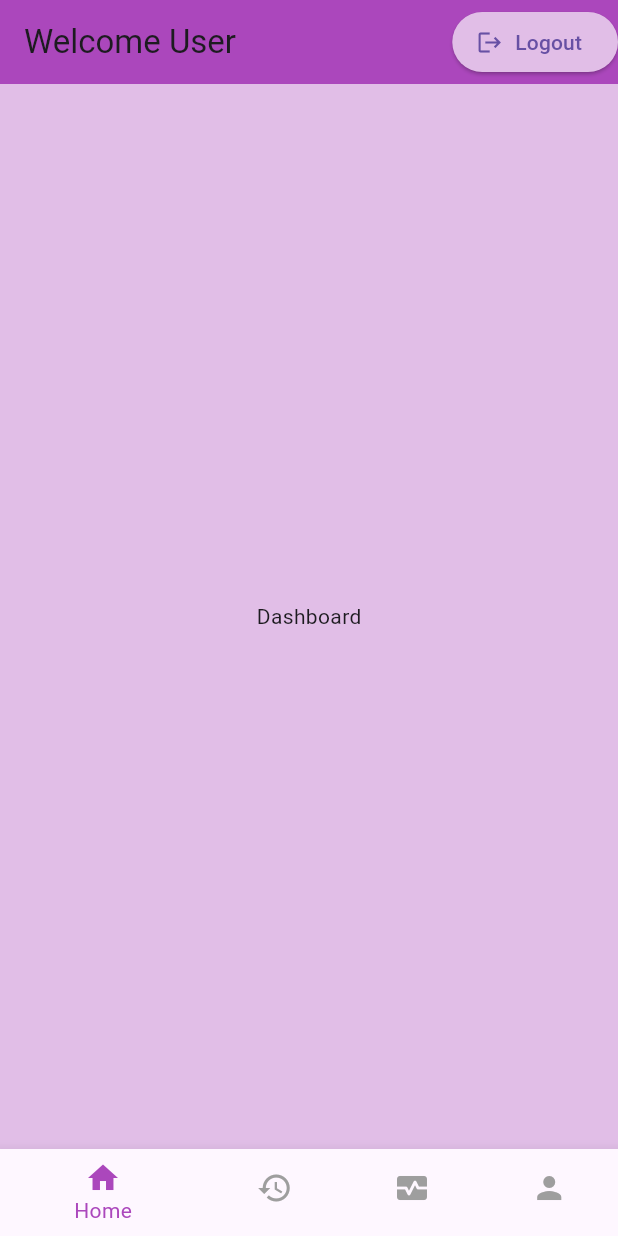
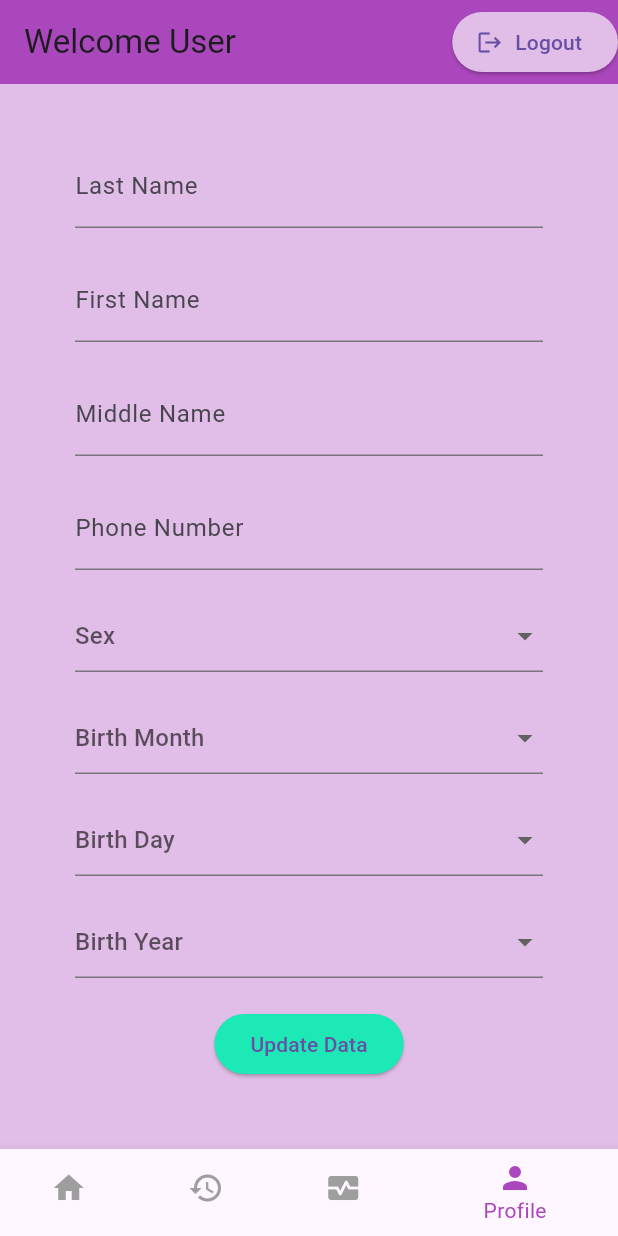
Before and after one commit to Reganexus/SOLACE, a Flutter app: the screen it shows once a user with an empty profile is signed in, on a phone screen of 412 x 824 dp. Run offline on Flutter 3.47's test engine with Material 3 defaults, Android fonts, the phone set to English and light mode, and no system bars; our stand-ins replace cloud_firestore, firebase_auth, firebase_core; accounts and stored records are empty.

Commit message:
User Personal Data Edit and Update to Firestore
- can now update user data and store to firestore
- admin user list view still now fixed

```diff
--- a/lib/main.dart
+++ b/lib/main.dart
@@ -1,4 +1,3 @@
-import 'package:firebase_auth/firebase_auth.dart';
 import 'package:provider/provider.dart';
 import 'package:solace/models/my_user.dart';
 import 'package:solace/screens/wrapper.dart';
--- a/lib/models/firestore_user.dart
+++ b/lib/models/firestore_user.dart
@@ -1,16 +1,16 @@
-class FirestoreUser {
+// class UserData {
 
-  final bool isAdmin;
-  final String? firstName;
-  final String? lastName;
-  final String? middleName;
-  final String email;
+//   final bool isAdmin;
+//   final String? firstName;
+//   final String? lastName;
+//   final String? middleName;
+//   final String email;
 
-  FirestoreUser({
-    required this.isAdmin,
-    this.lastName,
-    this.firstName,
-    this.middleName,
-    required this.email
-  });
-}
+//   UserData({
+//     required this.isAdmin,
+//     this.lastName,
+//     this.firstName,
+//     this.middleName,
+//     required this.email, required uid, required phoneNumber, required birthDay, required sex, required birthMonth, required birthYear
+//   });
+// }
--- a/lib/models/my_user.dart
+++ b/lib/models/my_user.dart
@@ -1,8 +1,33 @@
 class MyUser {
 
-  final String? uid;
-  bool isAdmin;
+  final String uid;
 
-  MyUser({ this.uid, required this.isAdmin });
+  MyUser({ required this.uid });
 
 }
+
+class UserData {
+  final bool isAdmin;
+  final String email;
+  final String? lastName;
+  final String? firstName;
+  final String? middleName;
+  final String? phoneNumber;
+  final String? sex;
+  final String? birthMonth;
+  final String? birthDay;
+  final String? birthYear;
+
+  UserData({
+    required this.isAdmin,
+    required this.email,
+    this.lastName,
+    this.firstName,
+    this.middleName,
+    this.phoneNumber,
+    this.sex,
+    this.birthMonth,
+    this.birthDay,
+    this.birthYear,
+  });
+}
--- a/lib/screens/admin/admin_home.dart
+++ b/lib/screens/admin/admin_home.dart
@@ -1,6 +1,6 @@
 import 'package:flutter/material.dart';
 import 'package:provider/provider.dart';
-import 'package:solace/models/firestore_user.dart';
+import 'package:solace/models/my_user.dart';
 import 'package:solace/screens/admin/admin_dashboard.dart';
 import 'package:solace/screens/admin/admin_settings.dart';
 import 'package:solace/screens/admin/user_list.dart';
@@ -36,7 +36,7 @@
 
   @override
   Widget build(BuildContext context) {
-    return StreamProvider<List<FirestoreUser>?>.value(
+    return StreamProvider<List<UserData>?>.value(
       catchError: (_,__) => null,
       initialData: [],
       value: DatabaseService().users,
--- a/lib/screens/authenticate/authenticate.dart
+++ b/lib/screens/authenticate/authenticate.dart
@@ -11,7 +11,7 @@
 
 class _AuthenticateState extends State<Authenticate> {
 
-  bool showLogInPage = true;
+  bool showLogInPage = false;
   toggleView() { setState(() => showLogInPage = !showLogInPage); }
 
   @override
@@ -21,6 +21,5 @@
     } else {
       return SignUp(toggleView: toggleView);
     }
-    // return LogIn();
   }
 }
--- a/lib/screens/authenticate/login.dart
+++ b/lib/screens/authenticate/login.dart
@@ -1,6 +1,5 @@
 import 'package:solace/services/auth.dart';
 import 'package:flutter/material.dart';
-import 'package:solace/screens/authenticate/sign_up.dart';
 
 class LogIn extends StatefulWidget {
   final toggleView;
@@ -36,6 +35,7 @@
             children: <Widget>[
               SizedBox(height: 20.0),
               TextFormField(  // email field
+                decoration: InputDecoration(labelText: 'Enter your Email'),
                 validator: (val) => val!.isEmpty ? "Enter an email" : null,
                 onChanged: (val) {
                   setState(() => email = val);
@@ -43,6 +43,7 @@
               ),
               SizedBox(height: 20.0),
               TextFormField(  // password field
+                decoration: InputDecoration(labelText: 'Enter your Password'),
                 validator: (val) => val!.length < 6 ? "Enter a password 6+ chars long" : null,
                 obscureText: true,
                 onChanged: (val) {
--- a/lib/screens/home/home.dart
+++ b/lib/screens/home/home.dart
@@ -1,23 +1,20 @@
 import 'package:cloud_firestore/cloud_firestore.dart';
 import 'package:flutter/material.dart';
 import 'package:provider/provider.dart';
-import 'package:solace/models/firestore_user.dart';
 import 'package:solace/models/my_user.dart';
 import 'package:solace/screens/admin/admin_home.dart';
 import 'package:solace/screens/authenticate/authenticate.dart';
 import 'package:solace/screens/user/user_home.dart';
-import 'package:solace/services/auth.dart';
 import 'package:solace/services/database.dart';
 
 class Home extends StatelessWidget {
+  final CollectionReference userCollection = DatabaseService().userCollection;
+
   Home({super.key});
-
-  final CollectionReference userCollection = DatabaseService().userCollection;
 
   @override
   Widget build(BuildContext context) {
     final user = Provider.of<MyUser?>(context);
-
     if (user == null) {
       // If user is not logged in, show Authenticate screen
       return Authenticate();
@@ -28,7 +25,7 @@
       future: userCollection.doc(user.uid).get(),
       builder: (context, snapshot) {
         if (snapshot.connectionState == ConnectionState.waiting) {
-          // Show a loading spinner or something while waiting for Firestore data
+          // Show a loading spinner while waiting for Firestore data
           return Text('Loading...');
         }
 
@@ -38,18 +35,20 @@
         }
 
         if (snapshot.hasData && snapshot.data != null) {
-          // Extract the user data from the Firestore document
-          var userData = snapshot.data!.data() as Map<String, dynamic>;
-          bool isAdmin = userData['isAdmin'] ?? false;
+          // Check if the document has data before casting
+          final userData = snapshot.data!.data();
+          if (userData == null) {
+            return UserHome(); // No data means new user
+          }
+
+          // Cast to Map<String, dynamic> after confirming it's not null
+          var userMap = userData as Map<String, dynamic>;
+          bool isAdmin = userMap['isAdmin'] ?? false;
 
           // Return the appropriate home screen based on isAdmin flag
-          if (isAdmin) {
-            return AdminHome();
-          } else {
-            return UserHome();
-          }
+          return isAdmin ? AdminHome() : UserHome();
         } else {
-          // If no user data is found, handle this case
+          // Handle the case where no user data is found
           return Text('User data not found');
         }
       },
--- a/lib/screens/user/user_home.dart
+++ b/lib/screens/user/user_home.dart
@@ -7,7 +7,7 @@
 import 'package:solace/shared/widgets/bottom_navbar.dart';
 
 class UserHome extends StatefulWidget {
-  UserHome({super.key});
+  const UserHome({super.key});
 
   @override
   _UserHomeState createState() => _UserHomeState();
@@ -17,7 +17,7 @@
   final AuthService _auth = AuthService();
 
   // Current selected index for the navigation bar
-  int _currentIndex = 0;
+  int _currentIndex = 3;
 
   // Screens for each tab in the bottom navigation
   final List<Widget> _screens = [
--- a/lib/screens/user/user_profile.dart
+++ b/lib/screens/user/user_profile.dart
@@ -1,14 +1,32 @@
 import 'package:flutter/material.dart';
+import 'package:provider/provider.dart';
+import 'package:solace/models/my_user.dart';
+import 'package:solace/services/database.dart';
+import 'package:solace/shared/widgets/user_data_form.dart';
 
 class UserProfile extends StatelessWidget {
-  const UserProfile({super.key});
+  UserProfile({super.key});
 
   @override
   Widget build(BuildContext context) {
+
+    final user = Provider.of<MyUser?>(context);
+    print('User: $user');
+
     return Scaffold(
       backgroundColor: Colors.purple[100],
-      body: Center(
-        child: Text('Profile'),
+      body: StreamBuilder<UserData>(
+        stream: DatabaseService(uid: user?.uid).userData,
+        builder: (context, snapshot) {
+          print('Snapshot: $snapshot');
+          if(snapshot.hasData) {
+            UserData? userData = snapshot.data;
+            return UserDataForm(isSignUp: false, userData: userData, onButtonPressed: () {print('YOOOOOOOOOOOO');});
+          } else {
+            print('Snapshot: $snapshot');
+            return Center(child: Text('Loading...'));
+          }
+        }
       ),
     );
   }
--- a/lib/screens/wrapper.dart
+++ b/lib/screens/wrapper.dart
@@ -3,6 +3,7 @@
 import 'package:solace/screens/authenticate/authenticate.dart';
 import 'package:solace/screens/home/home.dart';
 import 'package:flutter/material.dart';
+import 'package:solace/services/database.dart';
 
 class Wrapper extends StatelessWidget {
   const Wrapper({super.key});
@@ -12,7 +13,11 @@
     // Get the user from the provider (auth state)
     final user = Provider.of<MyUser?>(context);
 
-    // If user is null, show the authentication page; otherwise, home page
-    return user == null ? Authenticate() : Home();
+    return StreamProvider<UserData?>.value(
+      catchError: (_,__) => null,
+      initialData: null,
+      value: DatabaseService().userData,
+      child: user == null ? Authenticate() : Home(), // Conditionally render Authenticate or Home
+  );
   }
 }
--- /dev/null
+++ b/lib/shared/widgets/user_data_form.dart
@@ -0,0 +1,193 @@
+import 'package:flutter/material.dart';
+import 'package:provider/provider.dart';
+import 'package:solace/models/my_user.dart';
+import 'package:solace/services/database.dart';
+
+class UserDataForm extends StatefulWidget {
+
+  final bool isSignUp;
+  final UserData? userData;
+  final VoidCallback onButtonPressed;
+
+  const UserDataForm({ super.key, required this.isSignUp, this.userData, required this.onButtonPressed });
+
+  @override
+  State<UserDataForm> createState() => _UserDataFormState();
+}
+
+class _UserDataFormState extends State<UserDataForm> {
+
+  // i'm thinking of reusing this widget for initial input before the user goes to the homepage
+  // as well as inside the user profile for further edits (only applied to user profile)
+
+  final _formKey = GlobalKey<FormState>();
+
+  String _error = '';
+  String? _lastName;
+  String? _firstName;
+  String? _middleName;
+  String? _phoneNumber;
+  String? _sex;
+  String? _birthMonth;
+  String? _birthDay;
+  String? _birthYear;
+
+  List<String> sexes = ['Male', 'Female', 'Other'];
+  List<String> months = [ 'January', 'February', 'March', 'April', 'May', 'June', 'July', 'August', 'September', 'October', 'November', 'December'];
+  List<String> days = List.generate(31, (index) => (1 + index).toString());
+  List<String> years = List.generate(
+    (DateTime.now().year) - (DateTime.now().year - 120) + 1,
+    (index) => ((DateTime.now().year - 120) + index).toString()
+  );
+
+  @override
+  Widget build(BuildContext context) {
+
+    final user = Provider.of<MyUser?>(context);
+
+    return Scaffold(
+      backgroundColor: Colors.purple[100],
+      body: Container(
+        padding: const EdgeInsets.symmetric(vertical: 20.0, horizontal: 50.0),
+        child: Form(
+          key: _formKey,
+          child: SingleChildScrollView(
+            child: Column(
+              children: <Widget>[
+                SizedBox(height: 20.0),
+                TextFormField(  // last name field
+                  initialValue: widget.userData?.lastName,
+                  decoration: InputDecoration(labelText: 'Last Name'),
+                  validator: (val) => val!.isEmpty ? "Required" : null,
+                  onChanged: (val) {
+                    setState(() => _lastName = val);
+                  },
+                ),
+                SizedBox(height: 20.0),
+                TextFormField(  // first name field
+                  initialValue: widget.userData?.firstName,
+                  validator: (val) => val!.isEmpty ? "Required" : null,
+                  decoration: InputDecoration(labelText: 'First Name'),
+                  onChanged: (val) {
+                    setState(() => _firstName = val);
+                  },
+                ),
+                SizedBox(height: 20.0),
+                TextFormField(  // middle name field (can be null)
+                  initialValue: widget.userData?.middleName,
+                  decoration: InputDecoration(labelText: 'Middle Name'),
+                  onChanged: (val) {
+                    setState(() => _middleName = val);
+                  },
+                ),
+                SizedBox(height: 20.0),
+                TextFormField(  // phone number field
+                  initialValue: widget.userData?.phoneNumber,
+                  validator: (val) => val!.length != 11 ? "Required" : null,
+                  decoration: InputDecoration(labelText: 'Phone Number'),
+                  onChanged: (val) {
+                    setState(() => _phoneNumber = val);
+                  },
+                ),
+                SizedBox(height: 20.0),
+                DropdownButtonFormField(  // sex dropdown
+                  value: _sex ?? widget.userData?.sex,
+                  items: sexes.map((sex) {
+                    return DropdownMenuItem(
+                      value: sex,
+                      child: Text(sex),
+                    );
+                  }).toList(),
+                  validator: (val) => val == null ? 'Required' : null,
+                  onChanged: (val) => setState(() => _sex = val! ),
+                  hint: Text('Sex'),
+                ),
+                SizedBox(height: 20.0),
+                DropdownButtonFormField(  // months dropdown
+                  value: _birthMonth ?? widget.userData?.birthMonth,
+                  items: months.map((month) {
+                    return DropdownMenuItem(
+                      value: month,
+                      child: Text(month),
+                    );
+                  }).toList(),
+                  validator: (val) => val == null ? 'Required' : null,
+                  onChanged: (val) => setState(() => _birthMonth = val ),
+                  hint: Text('Birth Month'),
+                ),
+                SizedBox(height: 20.0),
+                DropdownButtonFormField(  // days dropdown
+                  value: _birthDay ?? widget.userData?.birthDay,
+                  items: days.map((day) {
+                    return DropdownMenuItem(
+                      value: day,
+                      child: Text(day),
+                    );
+                  }).toList(),
+                  validator: (val) => val == null ? 'Required' : null,
+                  onChanged: (val) => setState(() => _birthDay = val ),
+                  hint: Text('Birth Day'),
+                ),
+                SizedBox(height: 20.0),
+                DropdownButtonFormField(  // years dropdown
+                  value: _birthYear ?? widget.userData?.birthYear,
+                  items: years.map((year) {
+                    return DropdownMenuItem(
+                      value: year,
+                      child: Text(year),
+                    );
+                  }).toList(),
+                  validator: (val) => val == null ? 'Required' : null,
+                  onChanged: (val) => setState(() => _birthYear = val ),
+                  hint: Text('Birth Year'),
+                ),
+                SizedBox(height: 20.0),
+                ElevatedButton( // log in button
+                  onPressed: widget.isSignUp ? () {}
+                  : () async {
+                    print(_lastName);
+                    print(_firstName);
+                    print(_middleName);
+                    print(_phoneNumber);
+                    print(_sex);
+                    print(_birthMonth);
+                    print(_birthDay);
+                    print(_birthYear);
+                    if(_formKey.currentState!.validate()) {
+                      print(user?.uid);
+                      await DatabaseService(uid: user!.uid).updateUserData(
+                        lastName: _lastName,
+                        firstName: _firstName,
+                        middleName: _middleName,
+                        phoneNumber: _phoneNumber,
+                        sex: _sex,
+                        birthMonth: _birthMonth,
+                        birthDay: _birthDay,
+                        birthYear: _birthYear);
+                      //setState(() => _error = 'Data updated');
+                      print(user?.uid);
+                    }
+                  },
+                  style: ElevatedButton.styleFrom(
+                    backgroundColor: Colors.tealAccent[400],
+                  ),
+                  child: Text(
+                    widget.isSignUp ? 'Create account' : 'Update Data',
+                    style: TextStyle(
+                      color: Colors.tealAccent[800],
+                    ),
+                  ),
+                ),
+                SizedBox(height: 12.0),
+                Text(
+                  _error,
+                  style: TextStyle(color: Colors.red, fontSize: 14.0),
+                ),
+              ],
+            ),
+          ),
+        )
+      ),
+    );
+  }
+}
```
Also changed, not shown: lib/screens/admin/user_list.dart (+6 -4 lines), lib/screens/admin/user_row.dart (+4 -4 lines), lib/screens/authenticate/sign_up.dart (+20 -7 lines), lib/services/auth.dart (+16 -4 lines), lib/services/database.dart (+75 -16 lines), 1 other file.
